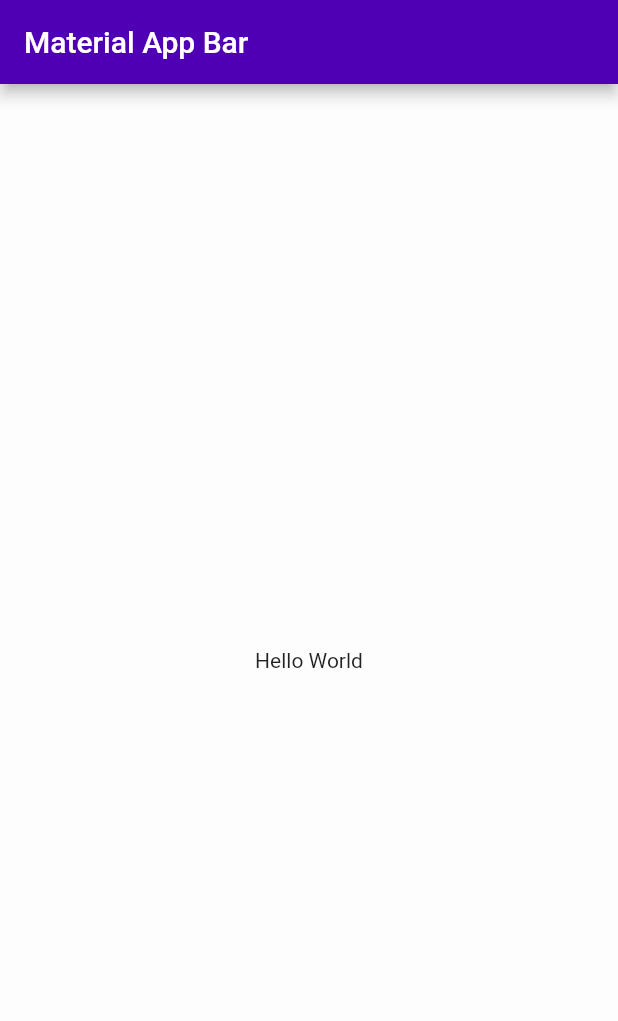
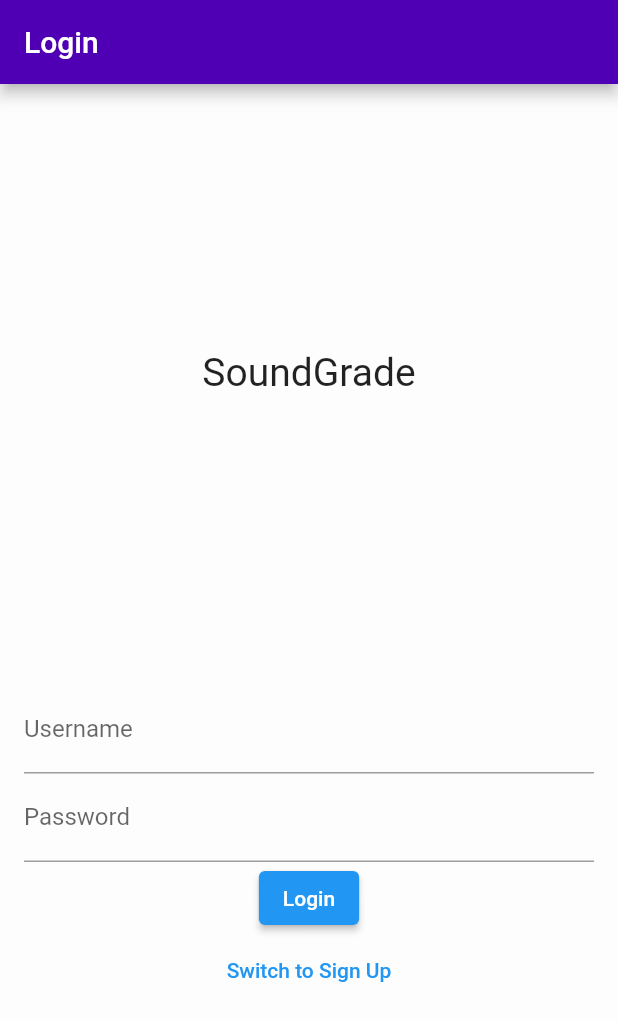
Before and after one commit to BamCurti/SoundGrade, a Flutter app: the screen it shows after launch, on a phone screen of 412 x 824 dp. Shown: the top 1021 px of the screen. Run offline on Flutter 3.47's test engine with Material 2 defaults, Android fonts, the phone set to English and light mode, and no system bars; our stand-ins replace flutter_rating_bar; Roboto replaces fonts that are missing (DelaGothicOne).

Commit message:
Login page created and rating system

```diff
--- a/lib/main.dart
+++ b/lib/main.dart
@@ -1,4 +1,18 @@
 import 'package:flutter/material.dart';
-import 'package:soundgrade/screens/home_page.dart';
+import 'package:soundgrade/utils/style.dart';
+import 'package:soundgrade/screens/login.dart';
 
-void main() => runApp(MyApp());
+void main() => runApp(const MyApp());
+
+class MyApp extends StatelessWidget {
+  const MyApp({super.key});
+
+  @override
+  Widget build(BuildContext context) {
+    return MaterialApp(
+        title: 'Material App',
+        theme: mainTheme,
+        darkTheme: darkTheme,
+        home: LoginPage());
+  }
+}
--- /dev/null
+++ b/lib/screens/login.dart
@@ -0,0 +1,81 @@
+import 'package:flutter/material.dart';
+import 'package:soundgrade/widgets/title.dart';
+import 'package:soundgrade/screens/feed.dart';
+
+class LoginPage extends StatefulWidget {
+  @override
+  _LoginPageState createState() => _LoginPageState();
+}
+
+class _LoginPageState extends State<LoginPage> {
+  final GlobalKey<FormState> _formKey = GlobalKey<FormState>();
+  final TextEditingController _emailController = TextEditingController();
+  final TextEditingController _passwordController = TextEditingController();
+  bool _isLoginForm = true; // Initially, show the login form.
+
+  @override
+  Widget build(BuildContext context) {
+    return Scaffold(
+      appBar: AppBar(
+        title: _isLoginForm ? const Text('Login') : const Text('Sign Up'),
+      ),
+      body: Column(
+        mainAxisAlignment: MainAxisAlignment.spaceEvenly,
+        children: [
+          const Padding(
+            padding: EdgeInsets.symmetric(vertical: 40),
+            child: SoundGradeTitle(),
+          ),
+          Form(
+            key: _formKey,
+            child: Padding(
+              padding: const EdgeInsets.all(16.0),
+              child: Column(
+                mainAxisAlignment: MainAxisAlignment.center,
+                children: [
+                  if (!_isLoginForm)
+                    TextFormField(
+                      controller: _emailController,
+                      decoration: const InputDecoration(labelText: 'Email'),
+                      validator: (value) {},
+                    ),
+                  TextFormField(
+                    controller: _emailController,
+                    decoration: const InputDecoration(labelText: 'Username'),
+                    validator: (value) {},
+                  ),
+                  TextFormField(
+                    controller: _passwordController,
+                    decoration: const InputDecoration(labelText: 'Password'),
+                    obscureText: true,
+                    validator: (value) {},
+                  ),
+                  ElevatedButton(
+                    onPressed: () {
+                      Navigator.push(context,
+                          MaterialPageRoute(builder: (context) => FeedPage()));
+                    },
+                    child: _isLoginForm
+                        ? const Text('Login')
+                        : const Text('Sign Up'),
+                  ),
+                  TextButton(
+                    onPressed: () {
+                      setState(() {
+                        // Toggle between login and sign-up forms
+                        _isLoginForm = !_isLoginForm;
+                      });
+                    },
+                    child: _isLoginForm
+                        ? const Text('Switch to Sign Up')
+                        : const Text('Switch to Login'),
+                  ),
+                ],
+              ),
+            ),
+          ),
+        ],
+      ),
+    );
+  }
+}
--- /dev/null
+++ b/lib/widgets/title.dart
@@ -0,0 +1,13 @@
+import 'package:flutter/material.dart';
+
+class SoundGradeTitle extends StatelessWidget {
+  const SoundGradeTitle({super.key});
+
+  @override
+  Widget build(BuildContext context) {
+    return const Text(
+      "SoundGrade",
+      style: TextStyle(fontFamily: "DelaGothicOne", fontSize: 26),
+    );
+  }
+}
```
Also changed, not shown: lib/screens/feed.dart (added, +28 -0 lines), lib/screens/rating.dart (added, +57 -0 lines), pubspec.yaml (+8 -6 lines), pubspec.lock, 1 other file.
